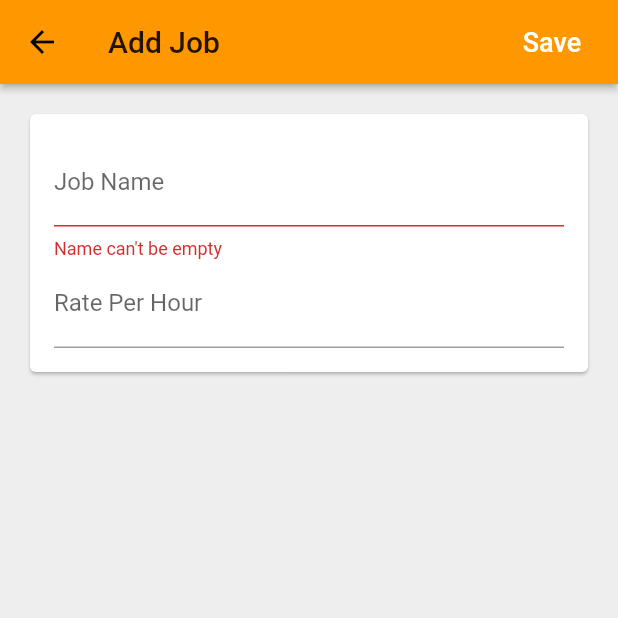
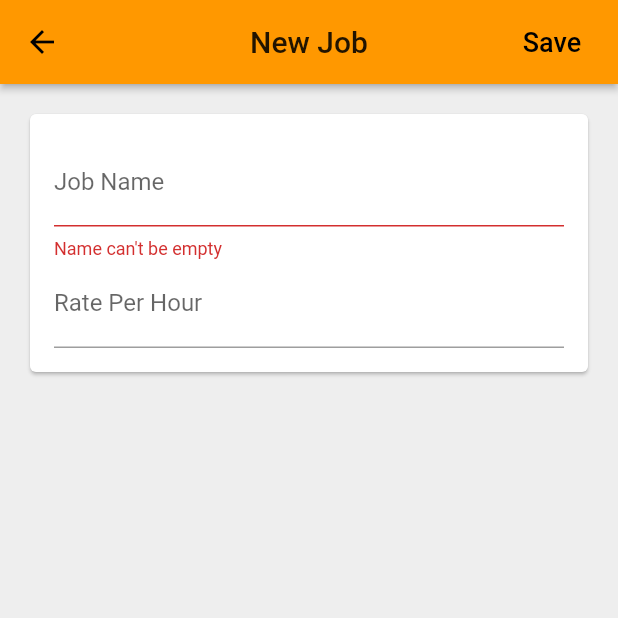
Before and after one commit to Joffrey2378/track_time, a Flutter app: the EditJobPage screen opened directly with empty values, after a tap on "Save", on a phone screen of 412 x 824 dp, the top half of it. Run offline on Flutter 3.47's test engine with Material 2 defaults, Android fonts, the phone set to English and light mode, and no system bars; our stand-ins replace cloud_firestore, firebase_auth, google_sign_in; accounts and stored records are empty.

Commit message:
Account page was created Moved logout button to account page Navigation Bar was hidden on add/edit entry and job pages Changed navigation behaviour to entries page Fixed covering FloatingActionButton by NavigationBar by moving it's functionality to AppBar actions Prevent app close on back button when there is a routs before current Open first route by tapping on active navigation bar item Title icons colour changed to black Centered titles

```diff
--- /dev/null
+++ b/lib/app/home/account/account_page.dart
@@ -0,0 +1,49 @@
+import 'package:flutter/material.dart';
+import 'package:provider/provider.dart';
+import 'package:track_time/common_widgets/platform_alert_dialog.dart';
+import 'package:track_time/services/auth.dart';
+
+class AccountPage extends StatelessWidget {
+  Future<void> _signOut(BuildContext context) async {
+    try {
+      final auth = Provider.of<AuthBase>(context, listen: false);
+      await auth.logOut();
+    } catch (e) {
+      print(e.toString());
+    }
+  }
+
+  Future<void> _confirmSignOut(BuildContext context) async {
+    final didRequestSignOut = await PlatformAlertDialog(
+      title: 'Sign out',
+      content: 'Are you sure you want to logout?',
+      defaultActionText: 'Logout',
+      cancelActionText: 'Cancel',
+    ).show(context);
+    if (didRequestSignOut) {
+      _signOut(context);
+    }
+  }
+
+  @override
+  Widget build(BuildContext context) {
+    return Scaffold(
+      appBar: AppBar(
+        centerTitle: true,
+        title: Text('Account'),
+        actions: <Widget>[
+          FlatButton(
+            onPressed: () => _confirmSignOut(context),
+            child: Text(
+              'Logout',
+              style: TextStyle(
+                fontSize: 18.0,
+                color: Colors.black,
+              ),
+            ),
+          )
+        ],
+      ),
+    );
+  }
+}
--- a/lib/app/home/cupertino_home_scaffold.dart
+++ b/lib/app/home/cupertino_home_scaffold.dart
@@ -7,12 +7,14 @@ class CupertinoHomeScaffold extends StatelessWidget {
   final TabItem currentTab;
   final ValueChanged<TabItem> onSelectTab;
   final Map<TabItem, WidgetBuilder> widgetBuilders;
+  final Map<TabItem, GlobalKey<NavigatorState>> navigatorKeys;
 
   const CupertinoHomeScaffold({
     Key key,
     @required this.currentTab,
     @required this.onSelectTab,
     @required this.widgetBuilders,
+    @required this.navigatorKeys,
   }) : super(key: key);
 
   @override
@@ -29,6 +31,7 @@ class CupertinoHomeScaffold extends StatelessWidget {
         tabBuilder: (context, index) {
           final item = TabItem.values[index];
           return CupertinoTabView(
+            navigatorKey: navigatorKeys[item],
             builder: (context) => widgetBuilders[item](context),
           );
         });
--- a/lib/app/home/job_entries/entry_page.dart
+++ b/lib/app/home/job_entries/entry_page.dart
@@ -16,7 +16,7 @@ class EntryPage extends StatefulWidget {
 
   static Future<void> show(
       {BuildContext context, Database database, Job job, Entry entry}) async {
-    await Navigator.of(context).push(
+    await Navigator.of(context, rootNavigator: true).push(
       MaterialPageRoute(
         builder: (context) =>
             EntryPage(database: database, job: job, entry: entry),
@@ -88,7 +88,7 @@ class _EntryPageState extends State<EntryPage> {
           FlatButton(
             child: Text(
               widget.entry != null ? 'Update' : 'Create',
-              style: TextStyle(fontSize: 18.0, color: Colors.white),
+              style: TextStyle(fontSize: 18.0, color: Colors.black),
             ),
             onPressed: () => _setEntryAndDismiss(context),
           )
--- a/lib/app/home/jobs/edit_job_page.dart
+++ b/lib/app/home/jobs/edit_job_page.dart
@@ -17,7 +17,7 @@ class EditJobPage extends StatefulWidget {
     Database database,
     Job job,
   }) async {
-    await Navigator.of(context).push(MaterialPageRoute(
+    await Navigator.of(context, rootNavigator: true).push(MaterialPageRoute(
       builder: (context) => EditJobPage(
         database: database,
         job: job,
@@ -89,13 +89,14 @@ class _EditJobPageState extends State<EditJobPage> {
     return Scaffold(
       backgroundColor: Colors.grey[200],
       appBar: AppBar(
+        centerTitle: true,
         elevation: 2.0,
-        title: Text(widget.job == null ? 'Add Job' : 'Edit Job'),
+        title: Text(widget.job == null ? 'New Job' : 'Edit Job'),
         actions: <Widget>[
           FlatButton(
             onPressed: _submit,
             child: Text('Save',
-                style: TextStyle(fontSize: 18.0, color: Colors.white)),
+                style: TextStyle(fontSize: 18.0, color: Colors.black)),
           )
         ],
       ),
--- a/lib/app/home/jobs/jobs_page.dart
+++ b/lib/app/home/jobs/jobs_page.dart
@@ -13,27 +13,6 @@ import 'package:track_time/services/database.dart';
 import '../models/job.dart';
 
 class JobsPage extends StatelessWidget {
-  Future<void> _signOut(BuildContext context) async {
-    try {
-      final auth = Provider.of<AuthBase>(context, listen: false);
-      await auth.logOut();
-    } catch (e) {
-      print(e.toString());
-    }
-  }
-
-  Future<void> _confirmSignOut(BuildContext context) async {
-    final didRequestSignOut = await PlatformAlertDialog(
-      title: 'Sign out',
-      content: 'Are you sure you want to logout?',
-      defaultActionText: 'Logout',
-      cancelActionText: 'Cancel',
-    ).show(context);
-    if (didRequestSignOut) {
-      _signOut(context);
-    }
-  }
-
   Widget _buildContents(BuildContext context) {
     final database = Provider.of<Database>(context);
     return StreamBuilder<List<Job>>(
@@ -74,28 +53,22 @@ class JobsPage extends StatelessWidget {
   Widget build(BuildContext context) {
     return Scaffold(
       appBar: AppBar(
+        centerTitle: true,
         title: Text('Jobs'),
         actions: <Widget>[
-          FlatButton(
-            onPressed: () => _confirmSignOut(context),
-            child: Text(
-              'Logout',
-              style: TextStyle(
-                fontSize: 18.0,
-                color: Colors.white,
-              ),
+          IconButton(
+            icon: Icon(
+              Icons.add,
+              color: Colors.black,
             ),
-          )
+            onPressed: () => EditJobPage.show(
+              context,
+              database: Provider.of<Database>(context, listen: false),
+            ),
+          ),
         ],
       ),
       body: _buildContents(context),
-      floatingActionButton: FloatingActionButton(
-        child: Icon(Icons.add),
-        onPressed: () => EditJobPage.show(
-          context,
-          database: Provider.of<Database>(context, listen: false),
-        ),
-      ),
     );
   }
 }
--- /dev/null
+++ b/lib/app/home/models/entry.dart
@@ -0,0 +1,41 @@
+import 'package:flutter/foundation.dart';
+
+class Entry {
+  String id;
+  String jobId;
+  DateTime start;
+  DateTime end;
+  String comment;
+
+  Entry({
+    @required this.id,
+    @required this.jobId,
+    @required this.start,
+    @required this.end,
+    this.comment,
+  });
+
+  double get durationInHours =>
+      end.difference(start).inMinutes.toDouble() / 60.0;
+
+  factory Entry.fromMap(Map<dynamic, dynamic> value, String id) {
+    final int startMilliseconds = value['start'];
+    final int endMilliseconds = value['end'];
+    return Entry(
+      id: id,
+      jobId: value['jobId'],
+      start: DateTime.fromMillisecondsSinceEpoch(startMilliseconds),
+      end: DateTime.fromMillisecondsSinceEpoch(endMilliseconds),
+      comment: value['comment'],
+    );
+  }
+
+  Map<String, dynamic> toMap() {
+    return <String, dynamic>{
+      'jobId': jobId,
+      'start': start.millisecondsSinceEpoch,
+      'end': end.millisecondsSinceEpoch,
+      'comment': comment,
+    };
+  }
+}
```
Also changed, not shown: lib/app/home/home_page.dart (+22 -6 lines), lib/app/home/job_entries/job_entries_page.dart (+11 -10 lines).
